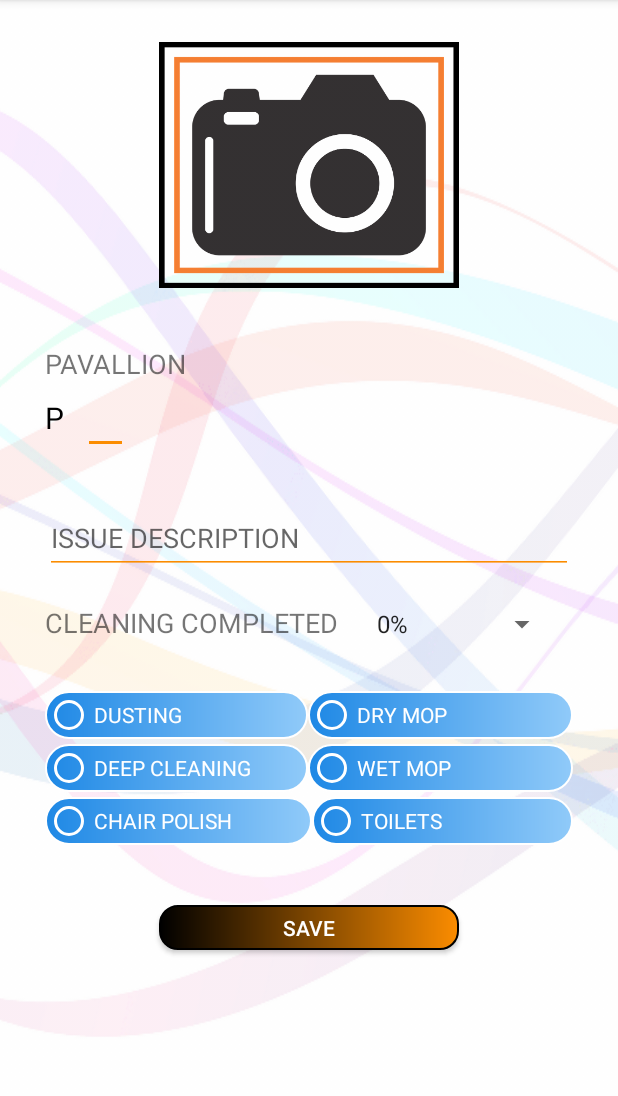
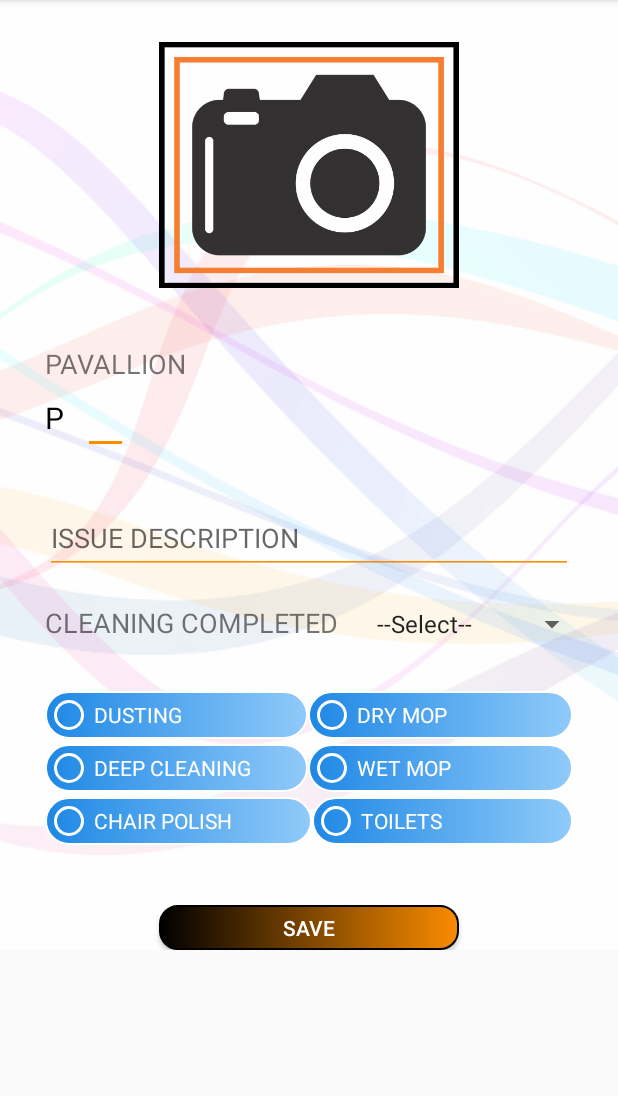
Before and after one commit to Apoorv1180/FusionMpcApp, an Android app: the HouseKeepingActivity screen opened directly, with no data from a screen before it, on a phone screen of 412 x 824 dp, the part 84-1180 px from its top. Run offline under Robolectric (Android 15) with nearby library versions, the phone set to English and light mode, and no system bars.

Commit message:
new changes in UI

```diff
--- a/app/src/main/java/com/example/era/fusionmdcapp/HouseKeepingActivity.java
+++ b/app/src/main/java/com/example/era/fusionmdcapp/HouseKeepingActivity.java
@@ -3,6 +3,7 @@ package com.example.era.fusionmdcapp;
 import android.content.Intent;
 import android.support.v7.app.AppCompatActivity;
 import android.os.Bundle;
+import android.support.v7.widget.ListPopupWindow;
 import android.view.Menu;
 import android.view.MenuItem;
 import android.view.View;
--- a/app/src/main/res/layout/activity_house_keeping.xml
+++ b/app/src/main/res/layout/activity_house_keeping.xml
@@ -1,4 +1,7 @@
 <?xml version="1.0" encoding="utf-8"?>
+<ScrollView android:layout_height="match_parent"
+    xmlns:android="http://schemas.android.com/apk/res/android"
+    android:layout_width="match_parent">
 <LinearLayout xmlns:android="http://schemas.android.com/apk/res/android"
     xmlns:app="http://schemas.android.com/apk/res-auto"
     xmlns:tools="http://schemas.android.com/tools"
@@ -7,6 +10,7 @@
     android:background="@drawable/all_background"
     android:orientation="vertical"
     tools:context=".HouseKeepingActivity">
+
 
     <ImageView
         android:id="@+id/house_keeping_image_view"
@@ -59,7 +63,6 @@
         android:layout_height="wrap_content"
         android:layout_marginLeft="30dp"
         android:layout_marginRight="30dp"
-
         android:backgroundTint="@color/colorPrimaryDark"
         android:ems="10"
         android:hint="@string/issue_description"
@@ -71,20 +74,20 @@
         android:layout_height="wrap_content"
         android:layout_marginTop="20dp"
         android:orientation="horizontal">
+
         <TextView
             android:id="@+id/house_keeping_cleaning_percentage_text_view"
             android:layout_width="wrap_content"
             android:layout_height="wrap_content"
             android:layout_marginLeft="30dp"
-        android:textSize="18sp"
             android:ems="10"
-        android:text="@string/cleaning_percentage" />
+            android:text="@string/cleaning_percentage"
+            android:textSize="18sp" />
         <Spinner
             android:id="@+id/percentage_spinner"
             android:layout_width="fill_parent"
             android:layout_height="wrap_content"
-            android:layout_marginRight="40dp"
-            android:prompt="@string/spinner_title"/>
+            android:layout_marginRight="20dp" />
     </LinearLayout>
 
     <RadioGroup
@@ -187,6 +190,5 @@
         android:background="@drawable/customborder1"
         android:text="@string/save"
         android:textColor="@color/colorWhite" />
-
-
 </LinearLayout>
+</ScrollView>
--- a/app/src/main/res/values/strings.xml
+++ b/app/src/main/res/values/strings.xml
@@ -63,8 +63,9 @@
     <string name="issue_desc">Issue Description</string>
     <string name="any_other">ANY OTHER</string>
 
-    <string name="spinner_title">--Select--</string>
+
     <string-array name="percentage_array">
+        <item>--Select--</item>
         <item> 0% </item>
         <item> 10% </item>
         <item> 20% </item>
```
Lines whose indentation alone changed are shown as unchanged.
